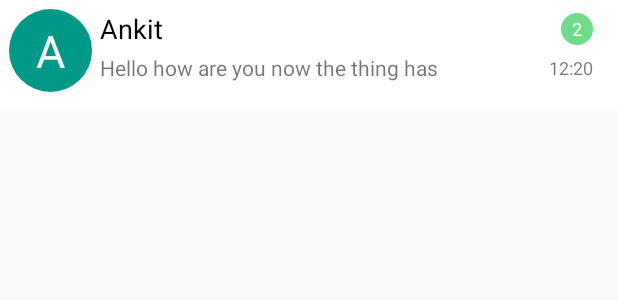
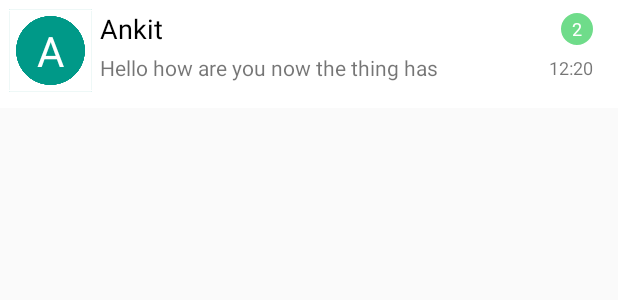
Before and after one commit to bxute/collegare-app, an Android app: the layout msg_item.xml on its own in the app's theme, with its tools: preview values and no code run, on a phone screen of 412 x 824 dp. Shown: the top 300 px of the screen. Run offline under Robolectric (Android 15) with nearby library versions, the phone set to English and light mode, and no system bars.

Commit message:
user tag fixation (reverted from commit 1c3c80c6bfd8137e0a87e605f62c841f8023ce47)

```diff
--- a/app/src/main/res/drawable/user_tag_bg_msg_wall.xml
+++ /dev/null
@@ -1,5 +0,0 @@
-<?xml version="1.0" encoding="utf-8"?>
-<shape xmlns:android="http://schemas.android.com/apk/res/android" android:shape="oval">
-    <size android:width="56dp" android:height="56dp"/>
-    <solid android:color="#009988"/>
-</shape>
--- a/app/src/main/res/layout/msg_item.xml
+++ b/app/src/main/res/layout/msg_item.xml
@@ -10,12 +10,19 @@
         android:layout_height="55dp">
 
 
+<ImageView
+    android:padding="0dp"
+    android:background="#009988"
+    android:id="@+id/MsgTag_bg"
+    android:src="@drawable/tags"
+    android:layout_width="match_parent"
+    android:layout_height="match_parent" />
+
         <TextView
-            android:background="@drawable/user_tag_bg_msg_wall"
             android:id="@+id/msgTag"
             android:textColor="#ffffff"
             android:gravity="center_horizontal|center_vertical"
-            android:textSize="30sp"
+            android:textSize="28sp"
             android:text="A"
             android:layout_width="match_parent"
             android:layout_height="match_parent" />
```
Also changed, not shown: app/src/main/java/com/collegare/com/collegare/Converters/ColorConverter.java (deleted, +0 -29 lines), app/src/main/java/com/collegare/com/collegare/Converters/TimeConverter.java (deleted, +0 -7 lines), app/src/main/java/com/collegare/com/collegare/Managers/Color.java (added, +47 -0 lines), app/src/main/java/com/collegare/com/collegare/Managers/MessageWallRecylerAdapter.java (+3 -9 lines), 1 other file.
